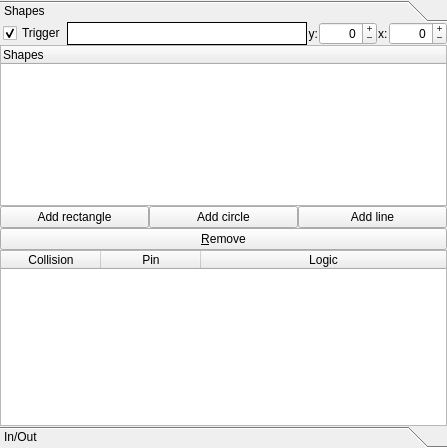
Old version of the form lib/ui/tab_blindSpotUi.ui in the repository gasparnori/Spotter.
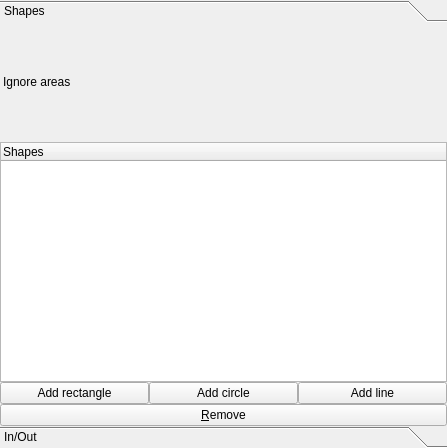
New version of the form.

Patch:
```diff
--- a/lib/ui/tab_blindSpotUi.ui
+++ b/lib/ui/tab_blindSpotUi.ui
@@ -130,49 +130,6 @@
                </property>
               </widget>
              </item>
-             <item row="6" column="0">
-              <widget class="QTableWidget" name="table_slots">
-               <property name="horizontalScrollBarPolicy">
-                <enum>Qt::ScrollBarAsNeeded</enum>
-               </property>
-               <property name="alternatingRowColors">
-                <bool>true</bool>
-               </property>
-               <property name="selectionMode">
-                <enum>QAbstractItemView::NoSelection</enum>
-               </property>
-               <property name="selectionBehavior">
-                <enum>QAbstractItemView::SelectRows</enum>
-               </property>
-               <property name="showGrid">
-                <bool>true</bool>
-               </property>
-               <attribute name="horizontalHeaderMinimumSectionSize">
-                <number>5</number>
-               </attribute>
-               <attribute name="horizontalHeaderStretchLastSection">
-                <bool>true</bool>
-               </attribute>
-               <attribute name="verticalHeaderVisible">
-                <bool>false</bool>
-               </attribute>
-               <column>
-                <property name="text">
-                 <string>Collision</string>
-                </property>
-               </column>
-               <column>
-                <property name="text">
-                 <string>Pin</string>
-                </property>
-               </column>
-               <column>
-                <property name="text">
-                 <string>Logic</string>
-                </property>
-               </column>
-              </widget>
-             </item>
             </layout>
            </item>
            <item row="0" column="0" colspan="2">
@@ -186,102 +143,10 @@
              <property name="horizontalSpacing">
               <number>1</number>
              </property>
-             <item row="0" column="2">
-              <widget class="QLabel" name="lbl_y">
-               <property name="text">
-                <string>y:</string>
-               </property>
-               <property name="alignment">
-                <set>Qt::AlignRight|Qt::AlignTrailing|Qt::AlignVCenter</set>
-               </property>
-               <property name="margin">
-                <number>2</number>
-               </property>
-              </widget>
-             </item>
-             <item row="0" column="4">
-              <widget class="QLabel" name="lbl_x">
-               <property name="text">
-                <string>x:</string>
-               </property>
-               <property name="margin">
-                <number>2</number>
-               </property>
-              </widget>
-             </item>
-             <item row="0" column="1">
-              <widget class="QLabel" name="lbl_color">
-               <property name="sizePolicy">
-                <sizepolicy hsizetype="Expanding" vsizetype="Preferred">
-                 <horstretch>0</horstretch>
-                 <verstretch>0</verstretch>
-                </sizepolicy>
-               </property>
-               <property name="toolTip">
-                <string>Click me to change...</string>
-               </property>
-               <property name="statusTip">
-                <string>Click me to change...</string>
-               </property>
-               <property name="styleSheet">
-                <string notr="true">background-color: rgb(255, 255, 255);</string>
-               </property>
-               <property name="frameShape">
-                <enum>QFrame::Box</enum>
-               </property>
-               <property name="text">
-                <string/>
-               </property>
-               <property name="margin">
-                <number>0</number>
-               </property>
-              </widget>
-             </item>
-             <item row="0" column="3">
-              <widget class="QSpinBox" name="spin_shape_y">
-               <property name="alignment">
-                <set>Qt::AlignRight|Qt::AlignTrailing|Qt::AlignVCenter</set>
-               </property>
-               <property name="buttonSymbols">
-                <enum>QAbstractSpinBox::PlusMinus</enum>
-               </property>
-               <property name="accelerated">
-                <bool>true</bool>
-               </property>
-               <property name="minimum">
-                <number>-2048</number>
-               </property>
-               <property name="maximum">
-                <number>2048</number>
-               </property>
-              </widget>
-             </item>
-             <item row="0" column="5">
-              <widget class="QSpinBox" name="spin_shape_x">
-               <property name="alignment">
-                <set>Qt::AlignRight|Qt::AlignTrailing|Qt::AlignVCenter</set>
-               </property>
-               <property name="buttonSymbols">
-                <enum>QAbstractSpinBox::PlusMinus</enum>
-               </property>
-               <property name="accelerated">
-                <bool>true</bool>
-               </property>
-               <property name="minimum">
-                <number>-2048</number>
-               </property>
-               <property name="maximum">
-                <number>2048</number>
-               </property>
-              </widget>
-             </item>
              <item row="0" column="0">
-              <widget class="QCheckBox" name="ckb_trigger">
+              <widget class="QLabel" name="label">
                <property name="text">
-                <string>Trigger</string>
-               </property>
-               <property name="checked">
-                <bool>true</bool>
+                <string>Ignore areas</string>
                </property>
               </widget>
              </item>
```
